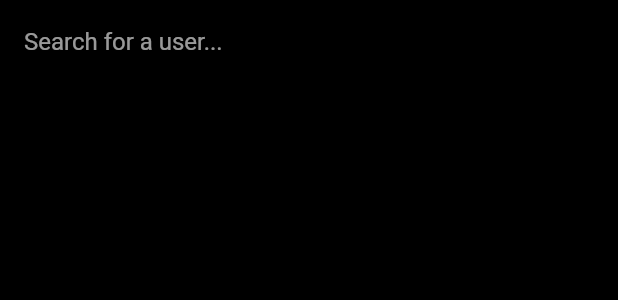
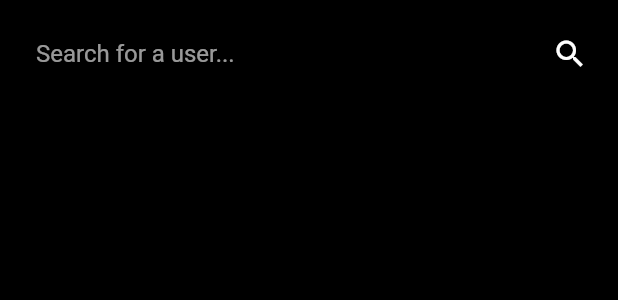
Before and after one commit to Mahmoud-Sherif/Insta-Clone, a Flutter app: the _SearchAppBar widget shown alone on an empty page, opened directly, on a phone screen of 412 x 824 dp. Shown: the top 300 px of the screen. Run offline on Flutter 3.47's test engine with Material 2 defaults, Android fonts, the phone set to English and light mode, and no system bars; our stand-ins replace bloc, cloud_firestore, firebase_auth, firebase_core, firebase_storage, flutter_bloc and 2 more; accounts and stored records are empty; network calls fail.

Commit message:
search by username

```diff
--- a/lib/features/search/cubit/search_state.dart
+++ b/lib/features/search/cubit/search_state.dart
@@ -4,3 +4,7 @@ part of 'search_cubit.dart';
 abstract class SearchState {}
 
 class SearchInitial extends SearchState {}
+
+class SearchUserDataLoading extends SearchState {}
+
+class SearchUserDataFinshed extends SearchState {}
--- a/lib/features/search/units/search_app_bar.dart
+++ b/lib/features/search/units/search_app_bar.dart
@@ -6,16 +6,17 @@ class _SearchAppBar extends StatelessWidget with PreferredSizeWidget {
   @override
   Widget build(BuildContext context) {
     final cubit = SearchCubit.of(context);
-    return AppBar(
+    return Padding(
+      padding: const EdgeInsets.all(8.0),
+      child: AppBar(
         backgroundColor: mobileBackgroundColor,
         title: Form(
           key: cubit.formKey,
           child: TextFormField(
-          controller: cubit.searchController,
-          decoration: const InputDecoration(labelText: 'Search for a user...'),
-          onSaved: (s) async {
-            await cubit.getAllUser(s!);
-          },
+            // controller: cubit.searchController,
+            decoration:
+                const InputDecoration(labelText: 'Search for a user...'),
+            onSaved: (s) => cubit.text = s!,
             // onFieldSubmitted: (String _) {
             //   setState(() {
             //     isShowUsers = true;
@@ -24,6 +25,15 @@ class _SearchAppBar extends StatelessWidget with PreferredSizeWidget {
             // },
           ),
         ),
+        actions: [
+          IconButton(
+            onPressed: cubit.getSearchedlUser,
+            icon: const Icon(
+              Icons.search_outlined,
+            ),
+          )
+        ],
+      ),
     );
   }
 
```
Also changed, not shown: lib/features/search/cubit/search_cubit.dart (+22 -9 lines), lib/features/search/view.dart (+36 -30 lines). Lines whose indentation alone changed are shown as unchanged.
